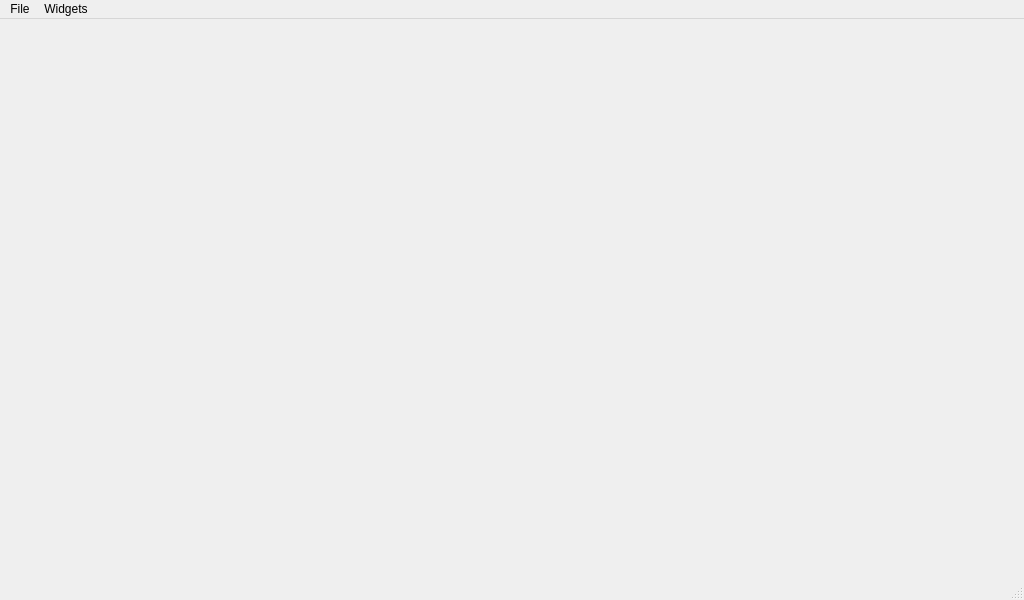
First picture: the form in src/ui/MainWindow.ui, repository takemoxian5/AgriManager, before the edit.
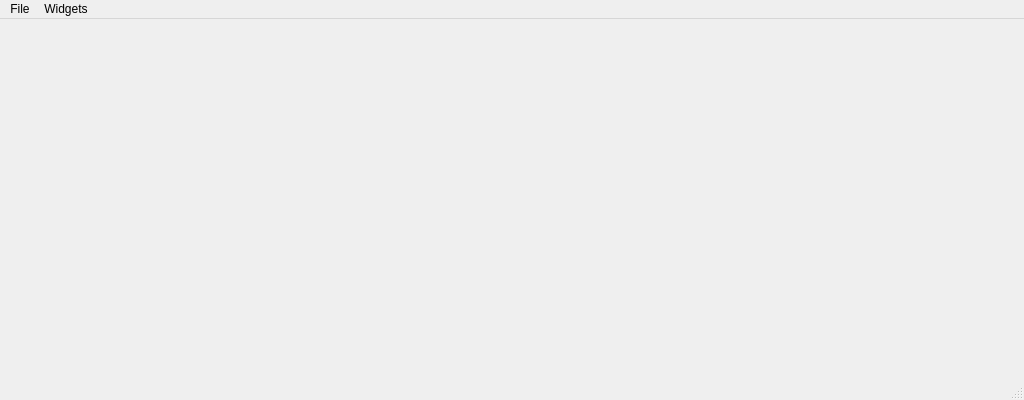
Second picture: the form after the edit.

```diff
--- a/src/ui/MainWindow.ui
+++ b/src/ui/MainWindow.ui
@@ -7,7 +7,7 @@
     <x>0</x>
     <y>0</y>
     <width>1024</width>
-    <height>600</height>
+    <height>400</height>
    </rect>
   </property>
   <property name="minimumSize">
```
Left out of the diff: 2 changed lines with no effect on the pictures.
